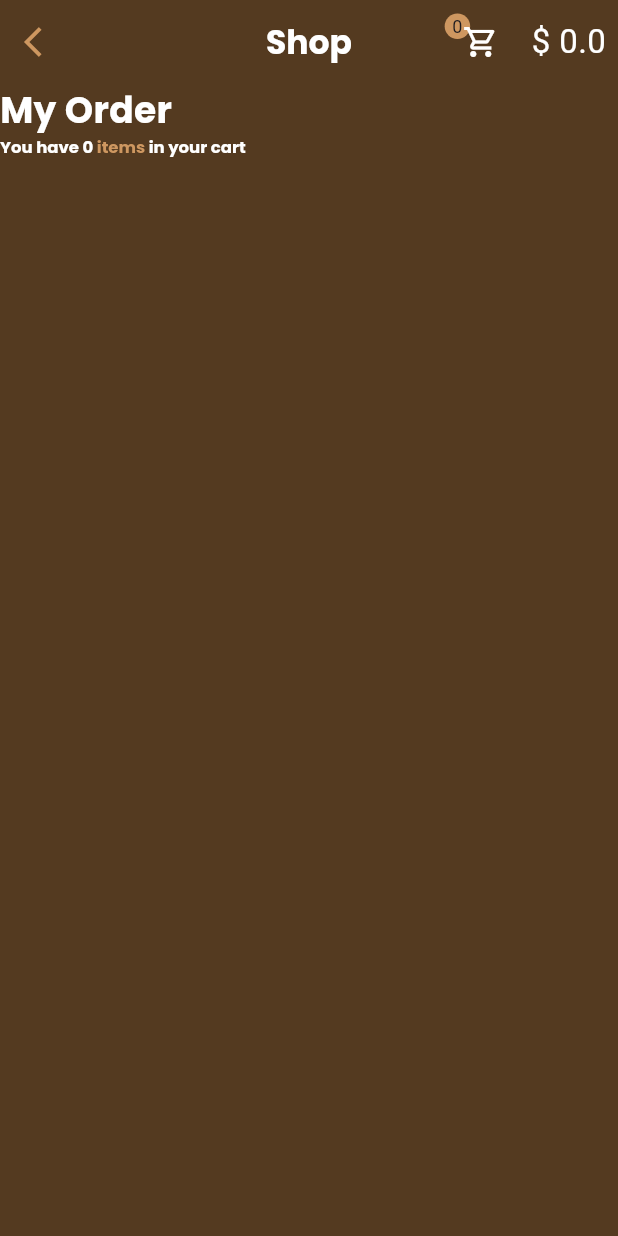
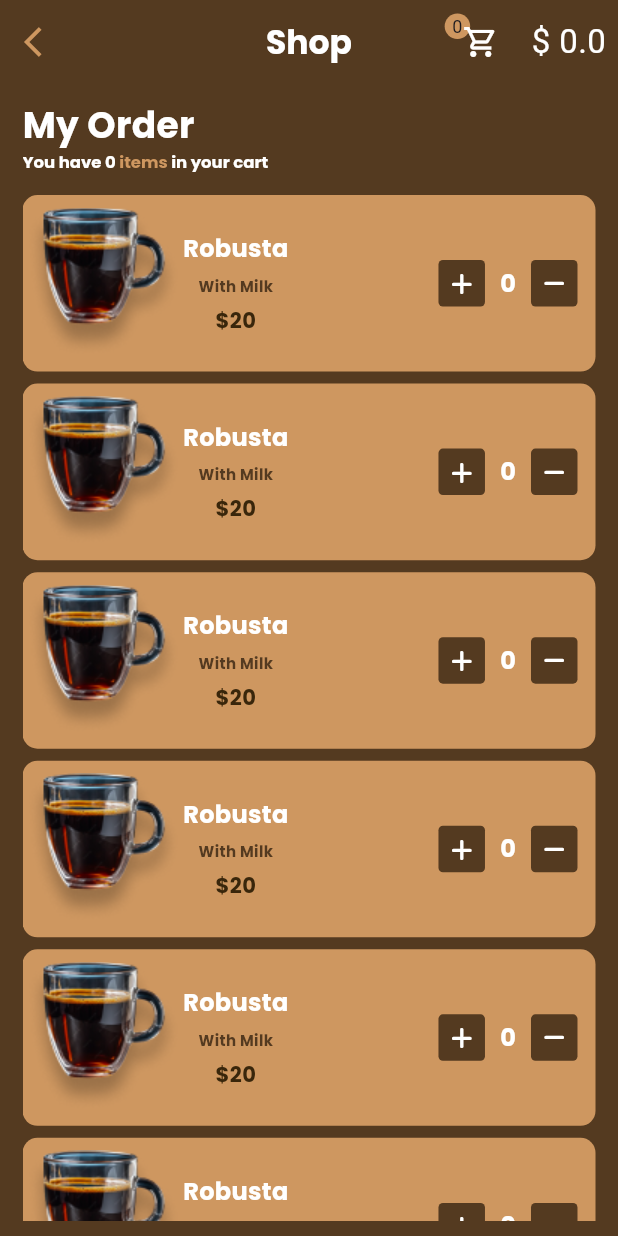
Before and after one commit to HamzaLahmedi/coffe_shop_flutter, a Flutter app: the ShopView screen opened by its route, on a phone screen of 412 x 824 dp. Run offline on Flutter 3.47's test engine with Material 3 defaults, Android fonts, the phone set to English and light mode, and no system bars; drawn by our look-alikes of flutter_slidable; our stand-ins replace device_preview, flutter_svg, font_awesome_flutter, smooth_page_indicator.

Commit message:
Update initial route to '/home', change selectedProduct type to MenuModel in ShoppingCart, and refactor ShopView with ShopViewBody and ShopItem widget. Add ShopListView and ShopViewHeader widgets. Add flutter_slidable dependency.

```diff
--- a/coffe_shop/lib/main.dart
+++ b/coffe_shop/lib/main.dart
@@ -50,7 +50,7 @@ class MyApp extends StatelessWidget {
           '/profile': (context) => const ProfileView(),
           '/shop': (context) => const ShopView(),
         },
-        initialRoute: '/',
+        initialRoute: '/home',
       ),
     );
   }
--- a/coffe_shop/lib/provider/shopping_cart.dart
+++ b/coffe_shop/lib/provider/shopping_cart.dart
@@ -2,7 +2,7 @@ import 'package:coffe_shop/views/home/models/menu_model.dart';
 import 'package:flutter/material.dart';
 
 class ShoppingCart with ChangeNotifier {
-  List selectedProduct = [];
+  List<MenuModel> selectedProduct = [];
   double price = 0;
   add(MenuModel product) {
     selectedProduct.add(product);
--- a/coffe_shop/lib/views/home/controller/drawer_list.dart
+++ b/coffe_shop/lib/views/home/controller/drawer_list.dart
@@ -5,7 +5,8 @@ class DrawerList {
   static List<DrawerModel> drawerList = [
     const DrawerModel(
         title: 'Home', iconPath: Assets.imagesHome, route: '/home'),
-     const DrawerModel(title: 'Details', iconPath: Assets.imagesShop,route:'/shop'),
+    const DrawerModel(
+        title: 'Shop', iconPath: Assets.imagesShop, route: '/shop'),
     const DrawerModel(
         title: 'Favorites', iconPath: Assets.imagesLiked1, route: '/liked'),
     const DrawerModel(
--- a/coffe_shop/lib/views/home/views/shop_view.dart
+++ b/coffe_shop/lib/views/home/views/shop_view.dart
@@ -2,6 +2,7 @@ import 'package:coffe_shop/core/utils/app_styles.dart';
 import 'package:coffe_shop/core/utils/colors.dart';
 import 'package:coffe_shop/core/widgets/custom_shopping_icon.dart';
 import 'package:coffe_shop/provider/shopping_cart.dart';
+import 'package:coffe_shop/views/home/views/widgets/shop_view_body.dart';
 import 'package:flutter/material.dart';
 import 'package:provider/provider.dart';
 
@@ -11,48 +12,10 @@ class ShopView extends StatelessWidget {
   @override
   Widget build(BuildContext context) {
     return Scaffold(
-        appBar: shopAppBar(context),
-        backgroundColor: AppColors.kBackgroundColor,
-        body: Consumer<ShoppingCart>(
-          builder: (context, cart, child) {
-            return Column(
-              crossAxisAlignment: CrossAxisAlignment.start,
-              children: [
-                const Text(
-                  'My Order',
-                  style: AppStyles.styleSemiBold24,
-                ),
-                RichText(
-                  text: TextSpan(
-                    text: 'You have ${cart.selectedProduct.length} ',
-                    style: AppStyles.styleSemiBold24.copyWith(
-                      fontSize: 11,
-                      // Set the default color for the text
-                    ),
-                    children: <TextSpan>[
-                      TextSpan(
-                        text: 'items',
-                        style: AppStyles.styleSemiBold24.copyWith(
-                          fontSize: 11,
-                          color: AppColors.kPrimaryColor,
-                          // Set the default color for the text
-                        ),
-                      ),
-                      TextSpan(
-                        text: ' in your cart',
-                        style: AppStyles.styleSemiBold24.copyWith(
-                          fontSize: 11,
-
-                          // Set the default color for the text
-                        ),
-                      ),
-                    ],
-                  ),
-                )
-              ],
-            );
-          },
-        ));
+      appBar: shopAppBar(context),
+      backgroundColor: AppColors.kBackgroundColor,
+      body: const ShopViewBody(),
+    );
   }
 
   AppBar shopAppBar(BuildContext context) {
--- a/coffe_shop/lib/views/home/views/widgets/custom_grid_view_item.dart
+++ b/coffe_shop/lib/views/home/views/widgets/custom_grid_view_item.dart
@@ -28,7 +28,7 @@ class _CustomGridViewItemState extends State<CustomGridViewItem> {
 
       //widget.onLike(widget.index, isLiked);
       //widget.onLike(widget.index);
-      print('liked $isLiked');
+     // print('liked $isLiked');
     });
   }
 
@@ -120,8 +120,8 @@ class _CustomGridViewItemState extends State<CustomGridViewItem> {
                           return GestureDetector(
                             onTap: () {
                               cart.add(menuItem);
-                              print(cart.selectedProduct.length);
-                              print('1');
+                             // print(cart.selectedProduct.length);
+                             // print('1');
                             },
                             child: Icon(
                               menuItem.addIcon,
--- a/coffe_shop/lib/views/home/views/widgets/custom_liked_item.dart
+++ b/coffe_shop/lib/views/home/views/widgets/custom_liked_item.dart
@@ -53,7 +53,7 @@ class _CustomLikedItemState extends State<CustomLikedItem> {
                               onTap: () {
                                 setState(() {
                                   isLiked = !isLiked;
-                                  print(isLiked);
+                                  //print(isLiked);
                                   //widget.onLike(widget.index);
 
                                 });
@@ -108,6 +108,6 @@ class _CustomLikedItemState extends State<CustomLikedItem> {
               ),
             ],
           )
-        : SizedBox();
+        :const SizedBox();
   }
 }
--- /dev/null
+++ b/coffe_shop/lib/views/home/views/widgets/shop_item.dart
@@ -0,0 +1,116 @@
+import 'package:coffe_shop/core/utils/app_images.dart';
+import 'package:coffe_shop/core/utils/app_styles.dart';
+import 'package:coffe_shop/core/utils/colors.dart';
+import 'package:flutter/material.dart';
+import 'package:font_awesome_flutter/font_awesome_flutter.dart';
+
+class ShopItem extends StatelessWidget {
+  const ShopItem({
+    super.key,
+  });
+
+  @override
+  Widget build(BuildContext context) {
+    return Container(
+      height: MediaQuery.sizeOf(context).height / 7,
+      width: MediaQuery.sizeOf(context).width / 0.5,
+      decoration: BoxDecoration(
+        borderRadius: BorderRadius.circular(10),
+        color: AppColors.kPrimaryColor,
+      ),
+      child: Row(
+        crossAxisAlignment: CrossAxisAlignment.center,
+        //mainAxisAlignment: MainAxisAlignment.center,
+        children: [
+          Image.asset(
+            Assets.imagesRobustaa,
+          ),
+          Column(
+            mainAxisAlignment: MainAxisAlignment.center,
+            children: [
+              Text(
+                'Robusta',
+                style: AppStyles.styleBold20.copyWith(
+                  fontSize: 16,
+                  color: AppColors.kTextColor,
+                ),
+              ),
+              const SizedBox(
+                height: 6,
+              ),
+              Text(
+                'With Milk',
+                style: AppStyles.styleSemiBold24.copyWith(
+                  fontSize: 10,
+                  color: AppColors.kBackgroundColor,
+                ),
+              ),
+              const SizedBox(
+                height: 6,
+              ),
+              Text(
+                r'$20',
+                style: AppStyles.styleSemiBold24.copyWith(
+                  fontSize: 14,
+                  color: AppColors.kDescriptionColor,
+                ),
+              ),
+            ],
+          ),
+          const SizedBox(
+            width: 100,
+          ),
+          Container(
+            height: 31,
+            width: 31,
+            decoration: BoxDecoration(
+              color: AppColors.kBackgroundColor,
+              borderRadius: BorderRadius.circular(3),
+            ),
+            child: Center(
+              child: IconButton(
+                onPressed: () {},
+                icon: const Icon(
+                  FontAwesomeIcons.plus,
+                  size: 16,
+                  color: Colors.white,
+                ),
+              ),
+            ),
+          ),
+          const SizedBox(
+            width: 10,
+          ),
+          Text(
+            '0',
+            style: AppStyles.styleSemiBold24.copyWith(
+              fontSize: 16,
+              color: AppColors.kTextColor,
+            ),
+          ),
+          const SizedBox(
+            width: 10,
+          ),
+          Container(
+            height: 31,
+            width: 31,
+            decoration: BoxDecoration(
+              color: AppColors.kBackgroundColor,
+              borderRadius: BorderRadius.circular(3),
+            ),
+            child: Center(
+              child: IconButton(
+                onPressed: () {},
+                icon: const Icon(
+                  FontAwesomeIcons.minus,
+                  size: 16,
+                  color: Colors.white,
+                ),
+              ),
+            ),
+          ),
+        ],
+      ),
+    );
+  }
+}
--- /dev/null
+++ b/coffe_shop/lib/views/home/views/widgets/shop_list_view.dart
@@ -0,0 +1,37 @@
+import 'package:coffe_shop/core/utils/colors.dart';
+import 'package:coffe_shop/views/home/views/widgets/shop_item.dart';
+import 'package:flutter/material.dart';
+import 'package:flutter_slidable/flutter_slidable.dart';
+import 'package:font_awesome_flutter/font_awesome_flutter.dart';
+
+class ShopListView extends StatelessWidget {
+  const ShopListView({
+    super.key,
+  });
+
+  @override
+  Widget build(BuildContext context) {
+    return ListView.builder(
+        itemCount: 13,
+        shrinkWrap: true,
+        physics: const NeverScrollableScrollPhysics(),
+        itemBuilder: (context, index) {
+          return Padding(
+            padding: const EdgeInsets.symmetric(vertical: 4),
+            child: Slidable(
+              endActionPane: ActionPane(
+                motion: const ScrollMotion(),
+                children: [
+                  SlidableAction(
+                    onPressed: (context) {},
+                    backgroundColor: AppColors.kBackgroundColor,
+                    icon: FontAwesomeIcons.trashCan,
+                  )
+                ],
+              ),
+              child: const ShopItem(),
+            ),
+          );
+        });
+  }
+}
--- /dev/null
+++ b/coffe_shop/lib/views/home/views/widgets/shop_view_body.dart
@@ -0,0 +1,122 @@
+import 'package:coffe_shop/core/utils/app_styles.dart';
+import 'package:coffe_shop/core/utils/colors.dart';
+import 'package:coffe_shop/views/home/views/widgets/shop_list_view.dart';
+import 'package:coffe_shop/views/home/views/widgets/shop_view_header.dart';
+import 'package:coffe_shop/views/onBoarding_view/views/widgets/custom_transparant_button.dart';
+import 'package:flutter/material.dart';
+
+class ShopViewBody extends StatelessWidget {
+  const ShopViewBody({
+    super.key,
+  });
+
+  @override
+  Widget build(BuildContext context) {
+    return Padding(
+      padding: const EdgeInsets.symmetric(horizontal: 15, vertical: 10),
+      child: SingleChildScrollView(
+        child: Column(
+          crossAxisAlignment: CrossAxisAlignment.start,
+          children: [
+            const ShopViewHeader(),
+            const SizedBox(
+              height: 10,
+            ),
+            const ShopListView(),
+            const SizedBox(
+              height: 10,
+            ),
+            Container(
+              height: MediaQuery.sizeOf(context).height / 5,
+              width: MediaQuery.sizeOf(context).width / 0.5,
+              decoration: BoxDecoration(
+                color: AppColors.kPrimaryColor,
+                borderRadius: BorderRadius.circular(10),
+              ),
+              child: Column(
+                mainAxisAlignment: MainAxisAlignment.start,
+                children: [
+                  Text(
+                    'Total',
+                    style: AppStyles.styleSemiBold24.copyWith(),
+                  ),
+                  const SizedBox(
+                    height: 30,
+                  ),
+                  Padding(
+                    padding: const EdgeInsets.symmetric(horizontal: 6),
+                    child: Row(
+                      children: [
+                        Text(
+                          'subtotal ...........................................................................',
+                          style: AppStyles.styleRegular14.copyWith(
+                            color: AppColors.kDescriptionColor,
+                          ),
+                        ),
+                        Text(
+                          r'$20',
+                          style: AppStyles.styleSemiBold24.copyWith(
+                            fontSize: 13,
+                            color: AppColors.kBackgroundColor,
+                          ),
+                        )
+                      ],
+                    ),
+                  ),
+                  Padding(
+                    padding: const EdgeInsets.symmetric(horizontal: 6),
+                    child: Row(
+                      children: [
+                        Text(
+                          'Shipping ...........................................................................',
+                          style: AppStyles.styleRegular14.copyWith(
+                            color: AppColors.kDescriptionColor,
+                          ),
+                        ),
+                        Text(
+                          r'$6',
+                          style: AppStyles.styleSemiBold24.copyWith(
+                            fontSize: 13,
+                            color: AppColors.kBackgroundColor,
+                          ),
+                        )
+                      ],
+                    ),
+                  ),
+                  Padding(
+                    padding: const EdgeInsets.symmetric(horizontal: 6),
+                    child: Row(
+                      children: [
+                        Text(
+                          'Total ....................................................................................',
+                          style: AppStyles.styleRegular14.copyWith(
+                            color: AppColors.kDescriptionColor,
+                          ),
+                        ),
+                        Text(
+                          r'$26',
+                          style: AppStyles.styleSemiBold24.copyWith(
+                            fontSize: 13,
+                            color: AppColors.kBackgroundColor,
+                          ),
+                        )
+                      ],
+                    ),
+                  ),
+                ],
+              ),
+            ),
+            const SizedBox(
+              height: 15,
+            ),
+            CustomTransparentButton(
+              title: 'Finalize Order',
+              height: MediaQuery.sizeOf(context).height * 0.07,
+              width: MediaQuery.sizeOf(context).width * 1,
+            ),
+          ],
+        ),
+      ),
+    );
+  }
+}
--- /dev/null
+++ b/coffe_shop/lib/views/home/views/widgets/shop_view_header.dart
@@ -0,0 +1,51 @@
+import 'package:coffe_shop/core/utils/app_styles.dart';
+import 'package:coffe_shop/core/utils/colors.dart';
+import 'package:coffe_shop/provider/shopping_cart.dart';
+import 'package:flutter/material.dart';
+import 'package:provider/provider.dart';
+
+class ShopViewHeader extends StatelessWidget {
+  const ShopViewHeader({super.key});
+
+  @override
+  Widget build(BuildContext context) {
+    return Consumer<ShoppingCart>(builder: (context, cart, child) {
+      return Column(
+        crossAxisAlignment: CrossAxisAlignment.start,
+        children: [
+          const Text(
+            'My Order',
+            style: AppStyles.styleSemiBold24,
+          ),
+          RichText(
+            text: TextSpan(
+              text: 'You have ${cart.selectedProduct.length} ',
+              style: AppStyles.styleSemiBold24.copyWith(
+                fontSize: 11,
+                // Set the default color for the text
+              ),
+              children: <TextSpan>[
+                TextSpan(
+                  text: 'items',
+                  style: AppStyles.styleSemiBold24.copyWith(
+                    fontSize: 11,
+                    color: AppColors.kPrimaryColor,
+                    // Set the default color for the text
+                  ),
+                ),
+                TextSpan(
+                  text: ' in your cart',
+                  style: AppStyles.styleSemiBold24.copyWith(
+                    fontSize: 11,
+
+                    // Set the default color for the text
+                  ),
+                ),
+              ],
+            ),
+          ),
+        ],
+      );
+    });
+  }
+}
--- a/coffe_shop/pubspec.yaml
+++ b/coffe_shop/pubspec.yaml
@@ -37,6 +37,7 @@ dependencies:
     sdk: flutter
   flutter_bloc: ^8.1.5
   flutter_profile_picture: ^2.0.0
+  flutter_slidable: ^3.1.0
   flutter_svg: ^2.0.10+1
   font_awesome_flutter: ^10.7.0
   provider: ^6.1.2
```
Also changed, not shown: coffe_shop/pubspec.lock.
